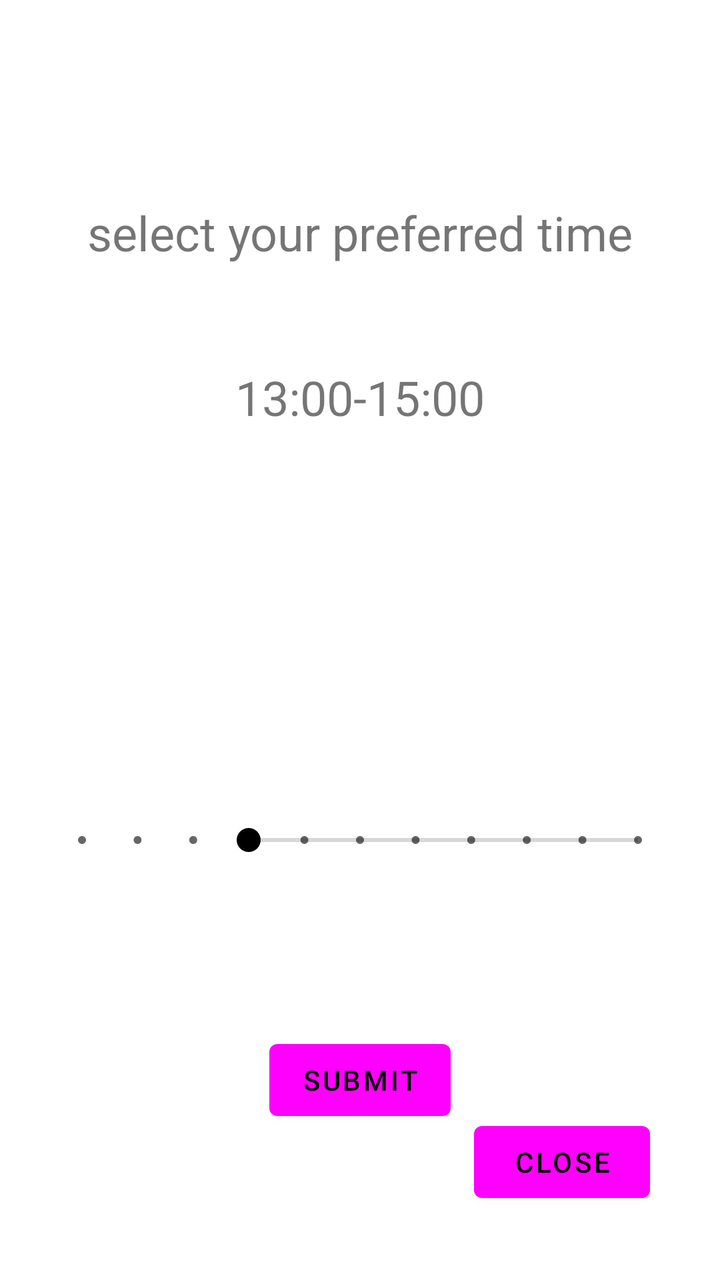
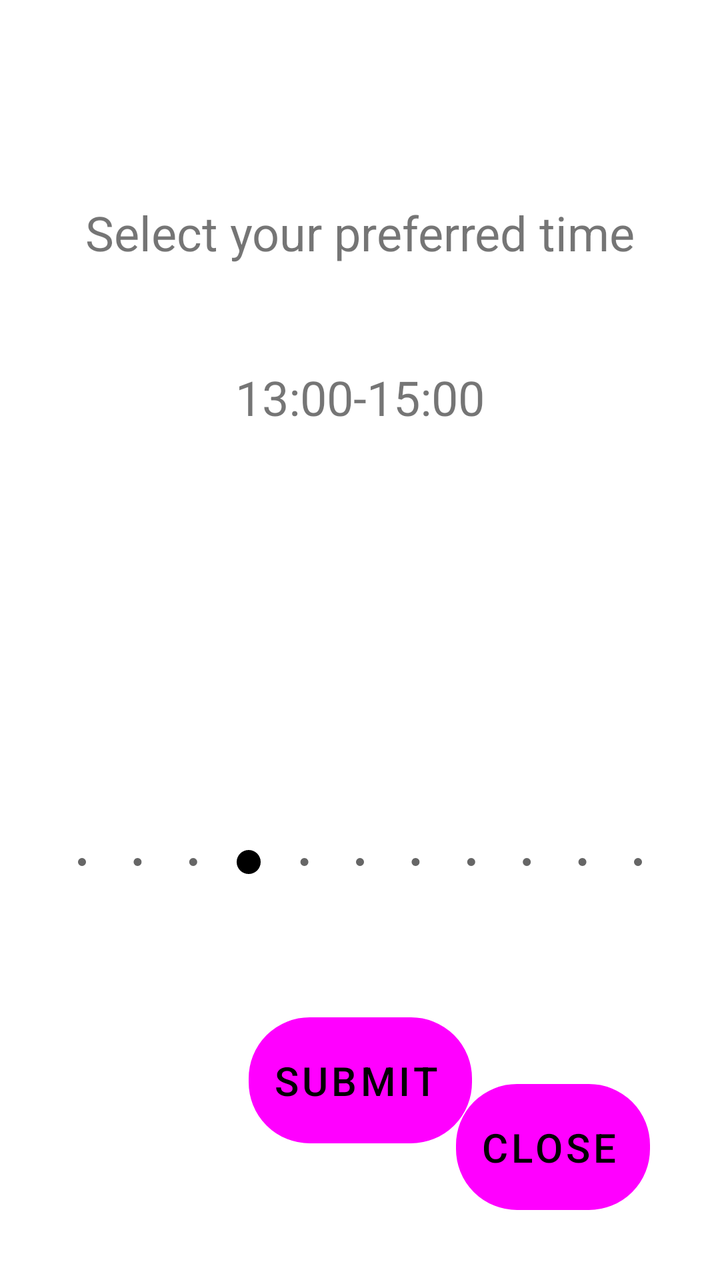

Screens rendered from an Android XML layout before and after an edit, with the pre-edit source and the edit as a unified diff.
<!-- AndroidManifest.xml: application theme Theme.SELab23B02 -->
<!-- res/layout/time_picker_for_notifications.xml -->
<?xml version="1.0" encoding="utf-8"?>
<LinearLayout xmlns:android="http://schemas.android.com/apk/res/android"
    xmlns:app="http://schemas.android.com/apk/res-auto"
    xmlns:tools="http://schemas.android.com/tools"
    android:layout_width="match_parent"
    android:layout_height="match_parent">

    <androidx.constraintlayout.widget.ConstraintLayout
        android:layout_width="match_parent"
        android:layout_height="match_parent">

        <SeekBar
            android:id="@+id/sbTimePicker"
            style="@style/Widget.AppCompat.SeekBar.Discrete"
            android:layout_width="0dp"
            android:layout_height="40dp"
            android:layout_marginStart="25dp"
            android:layout_marginEnd="25dp"
            android:layout_marginBottom="200dp"
            android:max="10"
            android:progress="3"
            app:layout_constraintBottom_toBottomOf="parent"
            app:layout_constraintEnd_toEndOf="parent"
            app:layout_constraintStart_toStartOf="parent" />

        <TextView
            android:id="@+id/tvTimePickerText1"
            android:layout_width="wrap_content"
            android:layout_height="wrap_content"
            android:layout_marginStart="25dp"
            android:layout_marginTop="100dp"
            android:layout_marginEnd="25dp"
            android:text="select your preferred time"
            android:textSize="24sp"
            app:layout_constraintEnd_toEndOf="parent"
            app:layout_constraintStart_toStartOf="parent"
            app:layout_constraintTop_toTopOf="parent" />

        <TextView
            android:id="@+id/tvTime"
            android:layout_width="200dp"
            android:layout_height="wrap_content"
            android:layout_marginStart="25dp"
            android:layout_marginTop="25dp"
            android:layout_marginEnd="25dp"
            android:layout_marginBottom="25dp"
            android:textAlignment="textStart"
            android:textSize="24sp"
            app:layout_constraintBottom_toTopOf="@+id/sbTimePicker"
            app:layout_constraintEnd_toEndOf="parent"
            app:layout_constraintStart_toStartOf="parent"
            app:layout_constraintTop_toBottomOf="@+id/tvSlot"
            app:layout_constraintVertical_bias="0.86" />

        <TextView
            android:id="@+id/tvSlot"
            android:layout_width="wrap_content"
            android:layout_height="wrap_content"
            android:layout_marginStart="25dp"
            android:layout_marginTop="50dp"
            android:layout_marginEnd="25dp"
            android:text="13:00-15:00"
            android:textSize="24sp"
            app:layout_constraintEnd_toEndOf="parent"
            app:layout_constraintStart_toStartOf="parent"
            app:layout_constraintTop_toBottomOf="@+id/tvTimePickerText1" />

        <Button
            android:id="@+id/btDestroy"
            android:layout_width="wrap_content"
            android:layout_height="wrap_content"
            android:layout_marginEnd="35dp"
            android:layout_marginBottom="35dp"
            android:text="close"
            app:layout_constraintBottom_toBottomOf="parent"
            app:layout_constraintEnd_toEndOf="parent" />

        <Button
            android:id="@+id/btSubmitNewTime"
            android:layout_width="wrap_content"
            android:layout_height="wrap_content"
            android:layout_marginStart="25dp"
            android:layout_marginTop="25dp"
            android:layout_marginEnd="25dp"
            android:layout_marginBottom="25dp"
            android:text="submit"
            app:layout_constraintBottom_toBottomOf="parent"
            app:layout_constraintEnd_toEndOf="parent"
            app:layout_constraintStart_toStartOf="parent"
            app:layout_constraintTop_toBottomOf="@+id/sbTimePicker" />
    </androidx.constraintlayout.widget.ConstraintLayout>
</LinearLayout>
<!-- resources referenced by this layout -->
<resources>
  <style name="Theme.SELab23B02" parent="Theme.MaterialComponents.DayNight.DarkActionBar">
          
          <item name="colorPrimary">@color/off_white</item>
          <item name="colorPrimaryVariant">@color/accent_color</item>
          <item name="colorOnPrimary">@color/black</item>
          
          <item name="colorSecondary">@color/ap_gray</item>
          <item name="colorSecondaryVariant">@color/teal_700</item>
          <item name="colorOnSecondary">@color/black</item>
          
          <item name="android:statusBarColor">@color/black</item>
          
      </style>
  <color name="accent_color">#516395</color>
  <color name="black">#FF000000</color>
  <color name="teal_700">#FF018786</color>
</resources>

<!-- the commit's change to res/layout/time_picker_for_notifications.xml (unified diff, before → after) -->
@@ -7,21 +7,28 @@
 
     <androidx.constraintlayout.widget.ConstraintLayout
         android:layout_width="match_parent"
-        android:layout_height="match_parent">
+        android:layout_height="match_parent"
+        android:id="@+id/constraintLayoutTimerPicker"
+        android:layout_gravity="center">
 
         <SeekBar
             android:id="@+id/sbTimePicker"
             style="@style/Widget.AppCompat.SeekBar.Discrete"
-            android:layout_width="0dp"
-            android:layout_height="40dp"
+            android:layout_width="match_parent"
+            android:layout_height="wrap_content"
             android:layout_marginStart="25dp"
             android:layout_marginEnd="25dp"
             android:layout_marginBottom="200dp"
             android:max="10"
             android:progress="3"
+            android:maxHeight="3dp"
+            android:minHeight="3dp"
+            android:thumbTint="@color/off_white"
+            android:progressDrawable="@drawable/time_picker_bar_background"
             app:layout_constraintBottom_toBottomOf="parent"
             app:layout_constraintEnd_toEndOf="parent"
-            app:layout_constraintStart_toStartOf="parent" />
+            app:layout_constraintStart_toStartOf="parent"
+            />
 
         <TextView
             android:id="@+id/tvTimePickerText1"
@@ -30,7 +37,7 @@
             android:layout_marginStart="25dp"
             android:layout_marginTop="100dp"
             android:layout_marginEnd="25dp"
-            android:text="select your preferred time"
+            android:text="Select your preferred time"
             android:textSize="24sp"
             app:layout_constraintEnd_toEndOf="parent"
             app:layout_constraintStart_toStartOf="parent"
@@ -71,9 +78,15 @@
             android:layout_height="wrap_content"
             android:layout_marginEnd="35dp"
             android:layout_marginBottom="35dp"
-            android:text="close"
+            android:text="Close"
+            android:paddingTop="12dp"
+            android:paddingBottom="12dp"
+            android:paddingLeft="12dp"
             app:layout_constraintBottom_toBottomOf="parent"
-            app:layout_constraintEnd_toEndOf="parent" />
+            app:layout_constraintEnd_toEndOf="parent"
+            android:background="@drawable/step_count_border"
+            android:backgroundTint="@color/off_white"
+            android:textSize="20dp"/>
 
         <Button
             android:id="@+id/btSubmitNewTime"
@@ -83,10 +96,16 @@
             android:layout_marginTop="25dp"
             android:layout_marginEnd="25dp"
             android:layout_marginBottom="25dp"
-            android:text="submit"
+            android:text="Submit"
+            android:paddingTop="12dp"
+            android:paddingBottom="12dp"
+            android:paddingLeft="12dp"
             app:layout_constraintBottom_toBottomOf="parent"
             app:layout_constraintEnd_toEndOf="parent"
             app:layout_constraintStart_toStartOf="parent"
-            app:layout_constraintTop_toBottomOf="@+id/sbTimePicker" />
+            app:layout_constraintTop_toBottomOf="@+id/sbTimePicker"
+            android:background="@drawable/step_count_border"
+            android:textSize="20dp"
+            android:backgroundTint="@color/off_white"/>
     </androidx.constraintlayout.widget.ConstraintLayout>
 </LinearLayout>
<!-- resource entries referenced after the edit -->
@@ -1,5 +1,30 @@
 <!-- resources referenced by this layout -->
 <resources>
+  <!-- drawable step_count_border (drawable) -->
+  <?xml version="1.0" encoding="UTF-8"?>
+  <shape xmlns:android="http://schemas.android.com/apk/res/android" android:shape="rectangle">
+      <corners android:radius="30dp"/>
+      <padding android:left="20dp" android:right="10dp" android:top="10dp" android:bottom="10dp"/>
+      <stroke android:width="1dp" android:color="@color/off_white"/>
+  </shape>
+  <!-- drawable time_picker_bar_background (drawable) -->
+  <?xml version="1.0" encoding="utf-8"?>
+  <layer-list xmlns:android="http://schemas.android.com/apk/res/android" >
+      <item android:id="@android:id/background">
+          <shape android:shape="rectangle" >
+              <solid
+                  android:color="@color/below_graph" />
+          </shape>
+      </item>
+      <item android:id="@android:id/progress">
+          <clip>
+              <shape android:shape="rectangle" >
+                  <solid
+                      android:color="@color/white" />
+              </shape>
+          </clip>
+      </item>
+  </layer-list>
   <style name="Theme.SELab23B02" parent="Theme.MaterialComponents.DayNight.DarkActionBar">
           
           <item name="colorPrimary">@color/off_white</item>
@@ -9,10 +34,13 @@
           <item name="colorSecondary">@color/ap_gray</item>
           <item name="colorSecondaryVariant">@color/teal_700</item>
           <item name="colorOnSecondary">@color/black</item>
+          <item name="titleTextColor">@color/black</item>
           
-          <item name="android:statusBarColor">@color/black</item>
+          <item name="android:statusBarColor">@color/off_white</item>
           
       </style>
+  <color name="below_graph">#66FFFFFF</color>
+  <color name="white">#FFFFFFFF</color>
   <color name="accent_color">#516395</color>
   <color name="black">#FF000000</color>
   <color name="teal_700">#FF018786</color>
